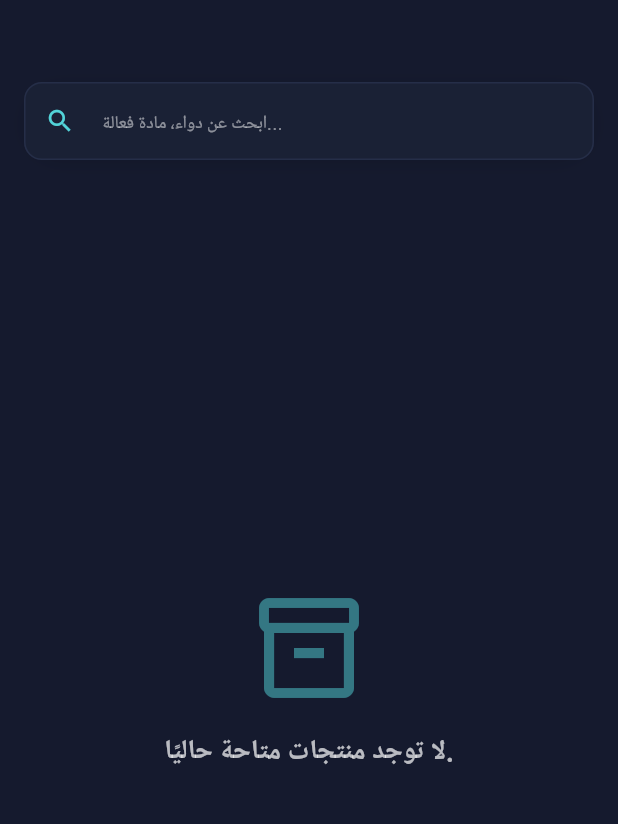
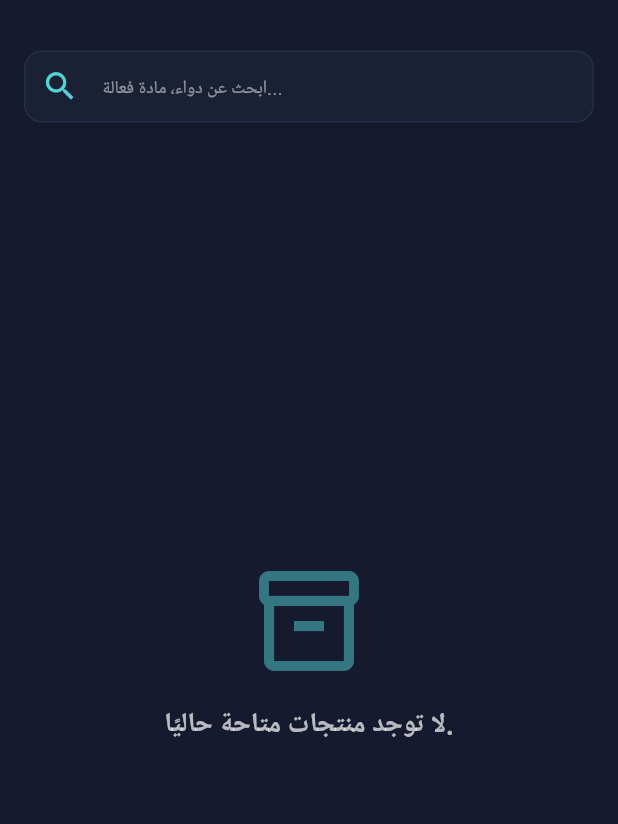
Before and after one commit to ah182/fieldawy_app, a Flutter app: the HomeScreen screen opened directly, on a phone screen of 412 x 824 dp, the part 59-883 px from its top. Run offline on Flutter 3.47's test engine with Material 3 defaults, Android fonts, the phone set to English and light mode, and no system bars; our stand-ins replace awesome_dialog, awesome_snackbar_content, cached_network_image, cloud_firestore, easy_localization, firebase_auth and 13 more; missing offline and left inert: cloudinary_public, google_mlkit_text_recognition; accounts and stored records are empty; Roboto replaces fonts that are missing (Cairo).

Commit message:
تحديث

```diff
--- a/lib/features/home/presentation/screens/home_screen.dart
+++ b/lib/features/home/presentation/screens/home_screen.dart
@@ -660,13 +660,13 @@ class HomeScreen extends HookConsumerWidget {
         ),
       ],
       bottom: PreferredSize(
-        preferredSize: const Size.fromHeight(kToolbarHeight + 50.0),
+        preferredSize: const Size.fromHeight(kToolbarHeight + 15.0),
         child: Column(
           children: [
             // === شريط البحث المُحسن ===
             Padding(
               padding:
-                  const EdgeInsets.symmetric(horizontal: 16.0, vertical: 8.0),
+                  const EdgeInsets.symmetric(horizontal: 16.0, vertical: 2.0),
               child: Container(
                 decoration: BoxDecoration(
                   color: Theme.of(context).colorScheme.surface,
@@ -697,7 +697,7 @@ class HomeScreen extends HookConsumerWidget {
                     prefixIcon: Icon(
                       Icons.search,
                       color: Theme.of(context).colorScheme.primary,
-                      size: 20,
+                      size: 25,
                     ),
                     suffixIcon: searchQuery.value.isNotEmpty
                         ? IconButton(
@@ -709,12 +709,12 @@ class HomeScreen extends HookConsumerWidget {
                           )
                         : null,
                     border: InputBorder.none,
-                    contentPadding: const EdgeInsets.symmetric(horizontal: 16, vertical: 14),
+                    contentPadding: const EdgeInsets.symmetric(horizontal: 16, vertical: 12),
                   ),
                 ),
               ),
             ),
-            const SizedBox(height: 8),
+            const SizedBox(height: 4),
           ],
         ),
       ),
```
